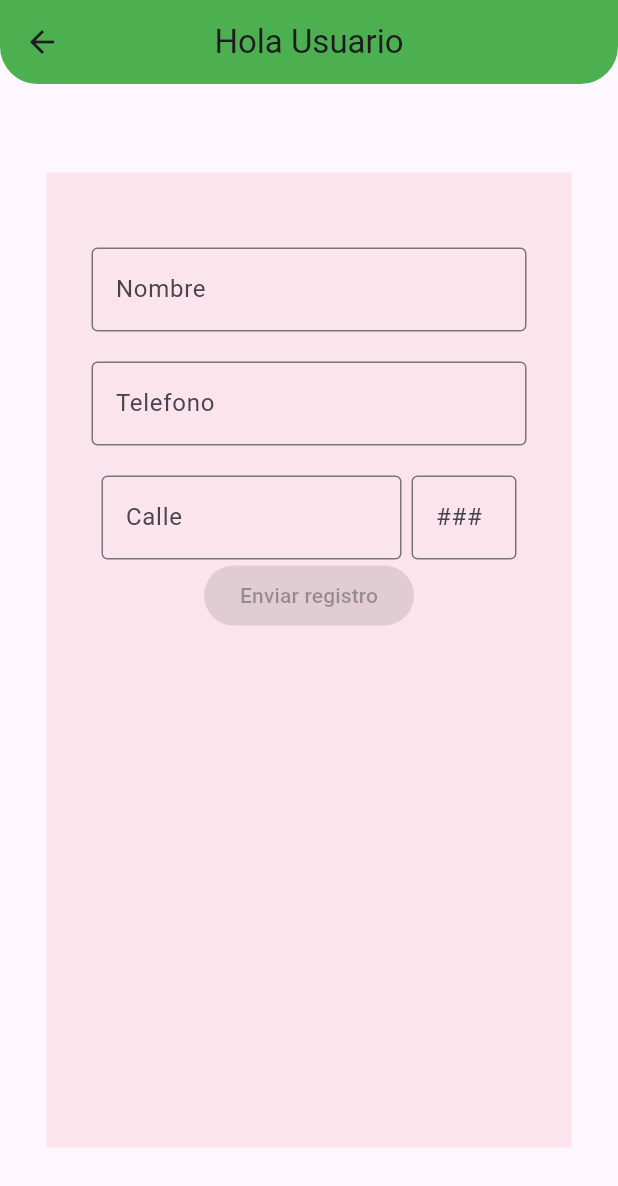
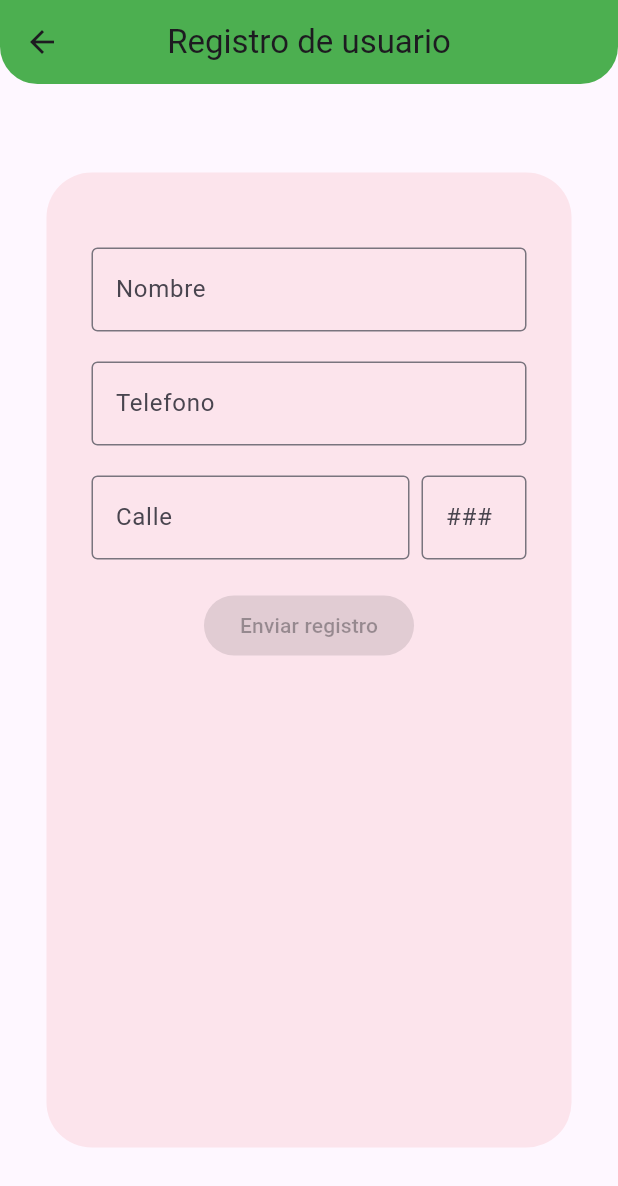
Before and after one commit to AlfonsoArzaveHernandez/app_sg, a Flutter app: the screen it shows after launch, after a tap on "Sign in", on a phone screen of 412 x 824 dp. Shown: the top 1186 px of the screen. Run offline on Flutter 3.47's test engine with Material 3 defaults, Android fonts, the phone set to English and light mode, and no system bars; our stand-ins replace circle_nav_bar.

Commit message:
Refact:changing RegirterScreens textformfields properties

```diff
--- a/lib/main.dart
+++ b/lib/main.dart
@@ -38,7 +38,8 @@ class _ContenidoLoginState extends State<ContenidoLogin> {
   @override
   Widget build(BuildContext context) {
     return Scaffold(
-      backgroundColor: Colors.red.shade400, // Color del fondo, si es visible algo se hizo mal en la interfaz
+   // Color del fondo, si es visible algo se hizo mal en la interfaz
+      backgroundColor: Colors.red.shade400,
       body: const Stack( children: [
         Fondo(),
         FormularioLogin()
--- a/lib/screens/register_screen.dart
+++ b/lib/screens/register_screen.dart
@@ -21,7 +21,7 @@ class _ContenidoRegisterScreenState extends State<ContenidoRegisterScreen> {
   Widget build(BuildContext context) {
     return Scaffold(
       appBar: AppBar(
-        title: const Text('Hola Usuario'),
+        title: const Text('Registro de usuario'),
         centerTitle: true,
         backgroundColor: Colors.green,
         shape: const RoundedRectangleBorder(
@@ -63,7 +63,11 @@ class FormularioRegistroUsuario extends StatelessWidget {
       child: Container(
         height: 650,
         width: 350,
+        decoration: BoxDecoration(
+          borderRadius: BorderRadius.circular(30),
           color: Colors.pink.shade50,
+        ),
+
         child: Padding(
           padding: EdgeInsets.all(30.0),
           child: Column(
@@ -88,7 +92,8 @@ class FormularioRegistroUsuario extends StatelessWidget {
               Row(
                 mainAxisAlignment: MainAxisAlignment.spaceEvenly,
                 children: [
-                  SizedBox(
+                  Expanded(
+                    child: SizedBox(
                       width: 200,
                       child: TextFormField(
                         decoration: const InputDecoration(
@@ -97,7 +102,8 @@ class FormularioRegistroUsuario extends StatelessWidget {
                         ),
                       ),
                     ),
-                  //const SizedBox(width: 8),
+                  ),
+                  const SizedBox(width: 8),
                   SizedBox(
                     width: 70,
                     child: TextFormField(
@@ -110,7 +116,9 @@ class FormularioRegistroUsuario extends StatelessWidget {
                   ),
                 ],
               ),
-              const ElevatedButton(onPressed: null, child: Text('Enviar registro'))
+              const SizedBox(height: 20),
+              const ElevatedButton(onPressed: null, child: Text('Enviar registro'),
+              )
             ],
           ),
         ),
```
Lines whose indentation alone changed are shown as unchanged.
